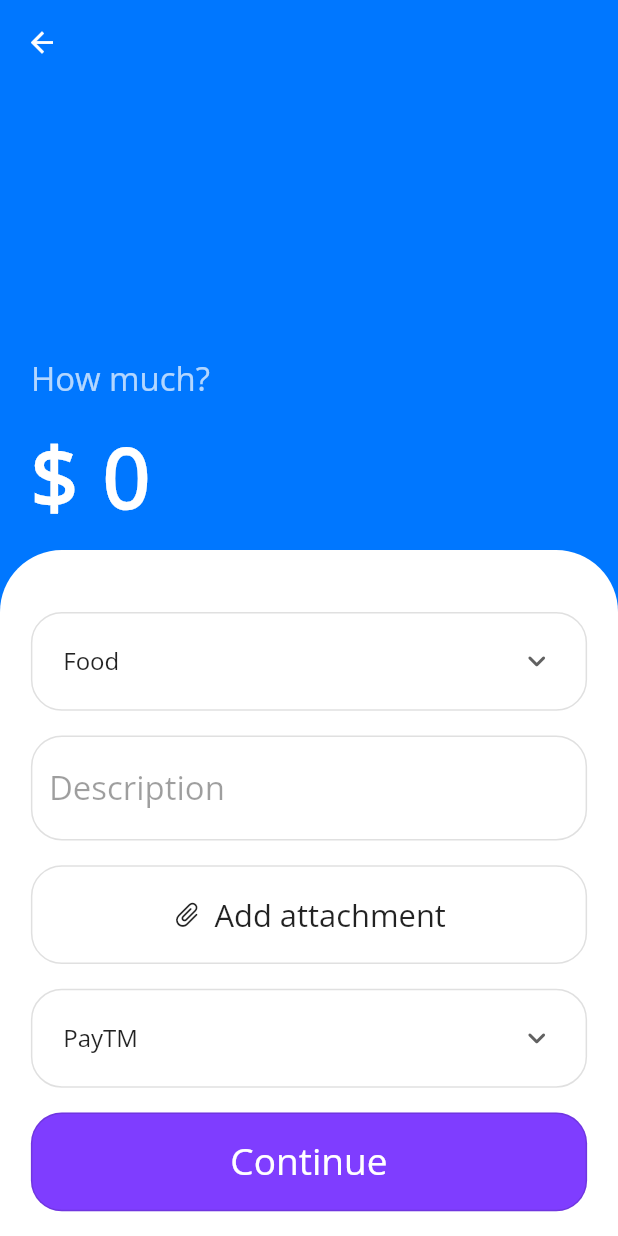
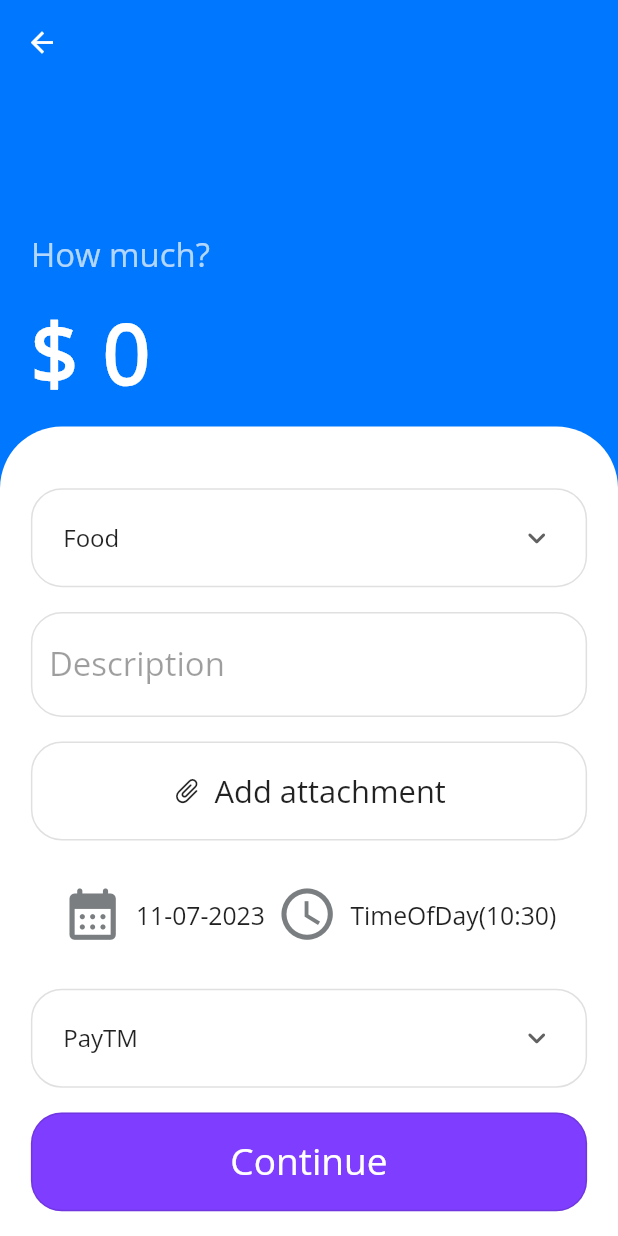
Before and after one commit to VivekTailor19/expensifier, a Flutter app: the AddExpenseScreen screen opened by its route, on a phone screen of 412 x 824 dp. Run offline on Flutter 3.47's test engine with Material 2 defaults, Android fonts, the light colour scheme and no system bars; our stand-ins replace device_preview, get, sizer, sqflite; missing offline and left inert: floating_bottom_bar; accounts and stored records are empty; statements that could not run were skipped.

Commit message:
expensifier

```diff
--- a/lib/controller/expensifier_Controller.dart
+++ b/lib/controller/expensifier_Controller.dart
@@ -6,6 +6,8 @@ import 'package:expensifier/screens/04_profile_screen/view/profile_screen.dart';
 import 'package:expensifier/utils/expensifier_database_sqflite_helper.dart';
 import 'package:flutter/material.dart';
 import 'package:get/get.dart';
+
+import 'package:intl/intl.dart';
 
 class ExpensifierController extends GetxController
 {
@@ -72,11 +74,19 @@ class ExpensifierController extends GetxController
 
   }
 
-
   RxString selWalletType = 'PayTM'.obs;
   List<String> walletList = ['PayTM','PayPal','PhonePay','GooglePay','BHIM',];
 
+  //   Date
 
+  RxString selDate = "${DateTime.now()}".obs;
+  String setDateFormat(DateTime dt)
+  {
+    var f = DateFormat("dd-MM-yyyy");
+    return f.format(dt);
+  }
+
+  RxString selTime = "${TimeOfDay.now()}".obs;
 
 
   // FilterDatas
--- a/lib/model/expense_model.dart
+++ b/lib/model/expense_model.dart
@@ -3,7 +3,7 @@ import 'package:flutter/services.dart';
 class ExpenseModel
 {
   int? id,amount;
-  String? category,status,description,paymentType;
+  String? category,status,description,paymentType,date,time;
 
   Uint8List? img;
 
@@ -14,5 +14,7 @@ class ExpenseModel
       this.status,
       this.description,
       this.paymentType,
+      this.date,
+      this.time,
       this.img});
 }
--- a/lib/screens/addExpense_screen/addExpense_Screen.dart
+++ b/lib/screens/addExpense_screen/addExpense_Screen.dart
@@ -26,6 +26,9 @@ class _AddExpenseScreenState extends State<AddExpenseScreen> {
   @override
   void initState() {
     super.initState();
+
+    control.selDate.value = control.setDateFormat(DateTime.now());
+
     mapData = Get.arguments;
 
     if (mapData['status'] == 'income')
@@ -104,6 +107,7 @@ class _AddExpenseScreenState extends State<AddExpenseScreen> {
                 )),
 
             mapData['status'] != 'transfer'
+
                 ? SingleChildScrollView(
               child: Container(
                 width: 100.w,
@@ -198,6 +202,60 @@ class _AddExpenseScreenState extends State<AddExpenseScreen> {
                     ),
                   ),
                   SizedBox(height: 2.h),
+                  Container(
+                    height: 8.h,
+                    width: 100.w,
+                    alignment: Alignment.center,
+                    padding: EdgeInsets.symmetric(horizontal: 5.w),
+                    decoration: BoxDecoration(
+                        borderRadius: BorderRadius.circular(5.w),
+                        ),
+                    child: Row(mainAxisAlignment: MainAxisAlignment.spaceBetween,
+                        children: [
+
+                          GestureDetector(
+                            onTap: () async {
+                              DateTime? selectdate = await showDatePicker(
+                                  context: context,
+                                  initialDate: DateTime.now(),
+                                  firstDate: DateTime(2001),
+                                  lastDate: DateTime(2050));
+
+                              control.selDate.value = control.setDateFormat(selectdate!);
+
+                            },
+                            child: Row( mainAxisSize: MainAxisSize.min,
+                              children: [
+
+                                Icon(Icons.calendar_month_rounded,size: 30.sp,color: Color(0xff7A7E80)),
+                                SizedBox(width: 2.w,),
+                                Obx(() => Text("${control.selDate.value}",style: TextStyle(fontSize: 12.sp),)),
+
+                              ],
+                            ),
+                          ),
+
+                          GestureDetector(
+                            onTap: () async {
+                              TimeOfDay? selecttime = await showTimePicker(
+                                  context: context, initialTime: TimeOfDay.now());
+                              control.selTime.value = "$selecttime";
+                            },
+                            child: Row( mainAxisSize: MainAxisSize.min,
+                              children: [
+                                Icon(Icons.watch_later_outlined,size: 30.sp,color: Color(0xff7A7E80)),
+                                SizedBox(width: 2.w,),
+                                Obx(() =>  Text("${control.selTime.value}",style: TextStyle(fontSize: 12.sp),)),
+                              ],
+                            ),
+                          ),
+
+
+
+                        ],
+                      ),
+                  ),
+                  SizedBox(height: 2.h),
                   Obx(
                     () => Container(
                       height: 8.h,
@@ -239,7 +297,11 @@ class _AddExpenseScreenState extends State<AddExpenseScreen> {
                           status: mapData['status'],
                           category: control.selCategoryType.value,
                           description: tdesc.text,
-                          paymentType: control.selWalletType.value);
+                          paymentType: control.selWalletType.value,
+                          date: control.selDate.value,
+                          time: control.selTime.value
+
+                      );
 
                       await expense_db_helper.insertInDB(model);
 
@@ -269,6 +331,7 @@ class _AddExpenseScreenState extends State<AddExpenseScreen> {
                 ]),
               ),
             )
+
                 : SingleChildScrollView(
               child: Container(
                 width: 100.w,
@@ -283,18 +346,19 @@ class _AddExpenseScreenState extends State<AddExpenseScreen> {
                   SizedBox(height: 5.h),
                   Obx(
                         () => Stack(
-                          children: [Row(
+                          children: [
+                            Row(mainAxisAlignment: MainAxisAlignment.spaceAround,
                             children: [
                               Container(
                                 height: 8.h,
-                      width: 45.w,
+                                width: 40.w,
                                 alignment: Alignment.center,
                                 padding: EdgeInsets.symmetric(horizontal: 5.w),
                                 decoration: BoxDecoration(
                                           borderRadius: BorderRadius.circular(10.w),
                                           border: Border.all(color: Colors.black12)),
                                 child: DropdownButton(
-                          hint: Text("From"),
+
                                         borderRadius: BorderRadius.circular(5.w),
 
                                         // dropdownColor: Colors.amber,
@@ -306,7 +370,7 @@ class _AddExpenseScreenState extends State<AddExpenseScreen> {
                                         items: control.walletList
                                             .map((e) => DropdownMenuItem(
                                             value: e,
-                                  child: Text("$e"),
+                                  child: Center(child: Text("$e")),
                                   alignment: Alignment.centerLeft))
                                   .toList(),
                               onChanged: (value) {
@@ -314,14 +378,13 @@ class _AddExpenseScreenState extends State<AddExpenseScreen> {
                               },
                       ),
                     ),
-                              Container(height: 15.w,width: 15.w,decoration: BoxDecoration(shape: BoxShape.circle,color: Colors.amber),),
                               Container(
                       height: 8.h,
-                      width: 45.w,
+                      width: 40.w,
                       alignment: Alignment.center,
                       padding: EdgeInsets.symmetric(horizontal: 5.w),
                       decoration: BoxDecoration(
-                                borderRadius: BorderRadius.circular(5.w),
+                                borderRadius: BorderRadius.circular(10.w),
                                 border: Border.all(color: Colors.black12)),
                       child: DropdownButton(
                               borderRadius: BorderRadius.circular(5.w),
@@ -335,7 +398,7 @@ class _AddExpenseScreenState extends State<AddExpenseScreen> {
                               items: control.walletList
                                   .map((e) => DropdownMenuItem(
                                   value: e,
-                                  child: Text("$e"),
+                                  child: Center(child: Text("$e")),
                                   alignment: Alignment.centerLeft))
                                   .toList(),
                               onChanged: (value) {
@@ -344,7 +407,15 @@ class _AddExpenseScreenState extends State<AddExpenseScreen> {
                       ),
                     ),
                             ],
-                          ),]
+                          ),
+                            Align(alignment: Alignment(0,0),
+                              child: Container(height: 15.w,width: 15.w,
+                                  decoration: BoxDecoration(shape: BoxShape.circle,border: Border.all(color: Color(0xffF1F1FA),width: 1 )),
+                                child: CircleAvatar(radius: 3.w,backgroundImage: AssetImage("assets/images/first/transfer.png"),backgroundColor: Colors.white,),
+
+                            ),
+                            )
+                      ],
                   ),
                         ),
                   SizedBox(height: 2.h),
@@ -401,19 +472,6 @@ class _AddExpenseScreenState extends State<AddExpenseScreen> {
                   SizedBox(height: 2.h),
                   GestureDetector(
                     onTap: () async {
-                      Expensifier_DB_Helper expense_db_helper =
-                      Expensifier_DB_Helper();
-
-                      ExpenseModel model = ExpenseModel(
-                          amount: int.parse(tamount.text),
-                          status: mapData['status'],
-                          category: control.selCategoryType.value,
-                          description: tdesc.text,
-                          paymentType: control.selWalletType.value);
-
-                      await expense_db_helper.insertInDB(model);
-
-                      await control.load_ExpensifierDB();
 
                       Get.back();
                     },
--- a/pubspec.yaml
+++ b/pubspec.yaml
@@ -41,6 +41,7 @@ dependencies:
   path_provider: ^2.0.15
   floating_bottom_bar: ^0.0.2
   device_preview: ^1.1.0
+  intl: ^0.18.0
 
 dev_dependencies:
   flutter_test:
```
Also changed, not shown: lib/screens/firstScreen.dart (+18 -13 lines), lib/utils/expensifier_database_sqflite_helper.dart (+7 -3 lines), assets/images/first/transfer.png (added), pubspec.lock. Lines whose indentation alone changed are shown as unchanged.
